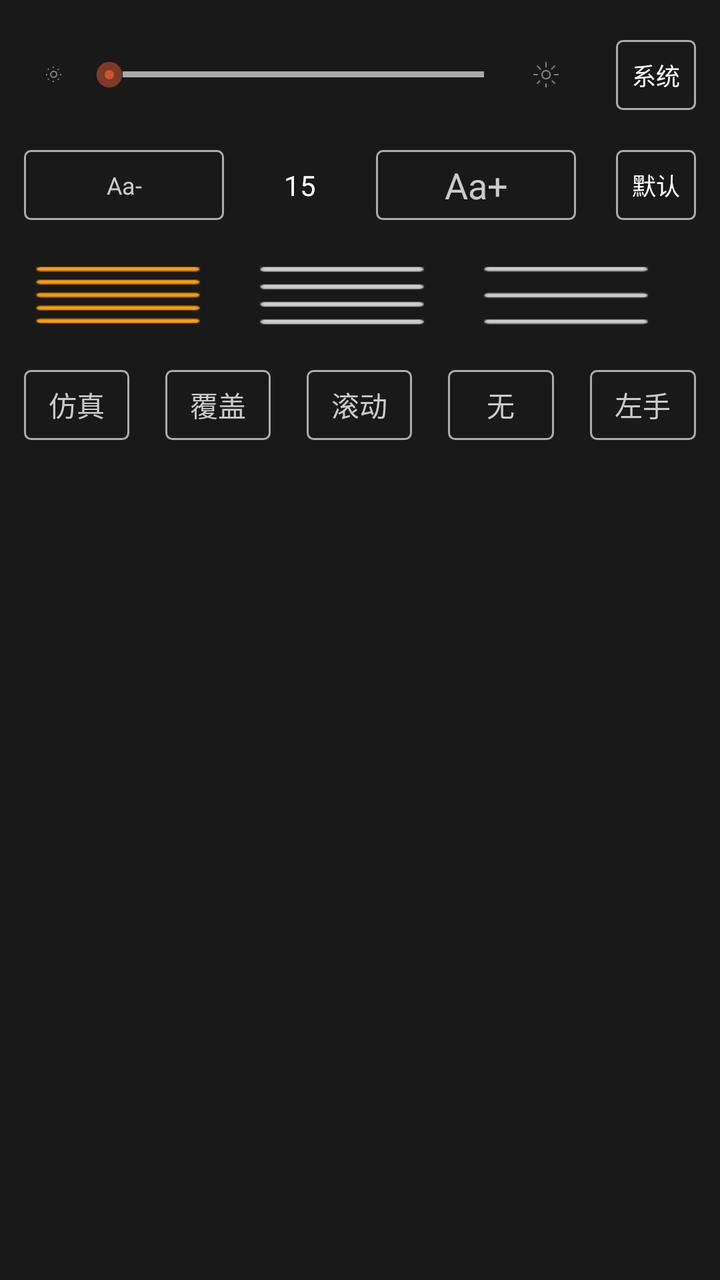
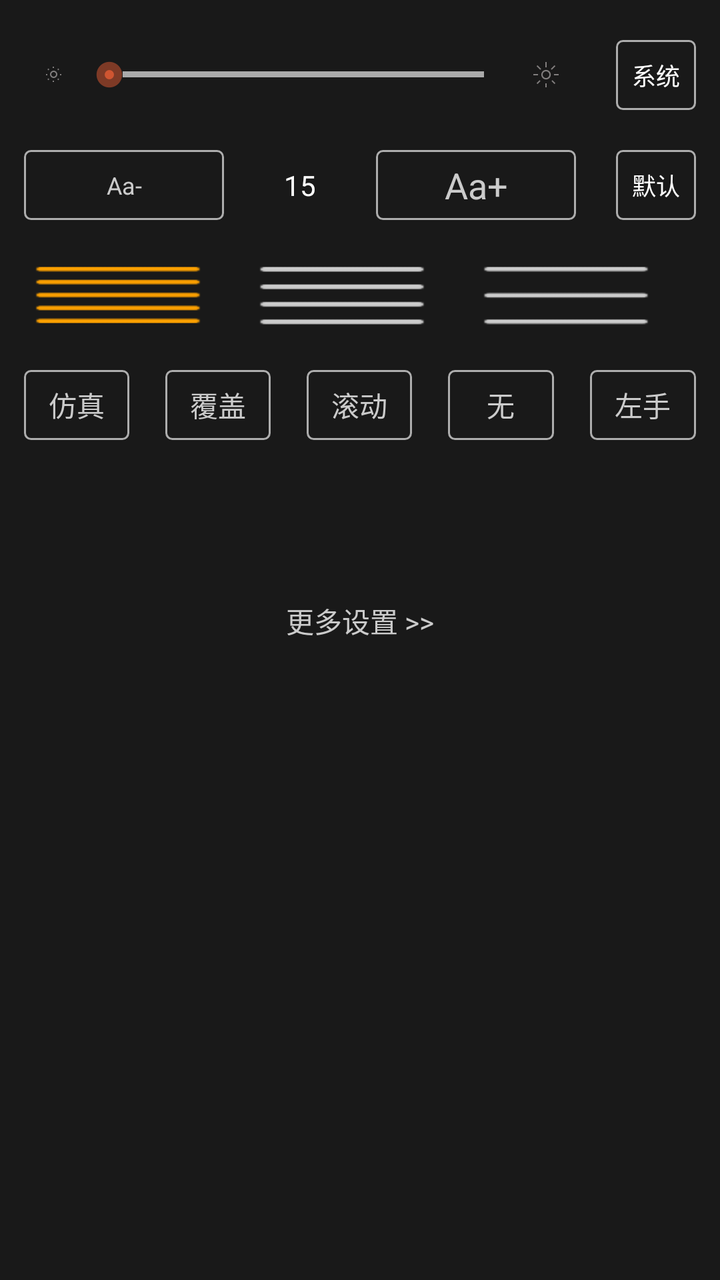

Two renders of the same Android screen: before a commit and after it. Below are the layout's source before the change and the commit's diff.
<!-- AndroidManifest.xml: application theme Theme.Design.NoActionBar -->
<!-- res/layout/dialog_read_setting.xml -->
<?xml version="1.0" encoding="utf-8"?>
<LinearLayout xmlns:android="http://schemas.android.com/apk/res/android"
    xmlns:app="http://schemas.android.com/apk/res-auto"
    xmlns:tools="http://schemas.android.com/tools"
    android:id="@+id/read_setting_ll_menu"
    android:layout_width="match_parent"
    android:layout_height="wrap_content"
    android:layout_alignParentBottom="true"
    android:background="@color/nb.read.menu.bg"
    android:clickable="true"
    android:orientation="vertical"
    android:paddingLeft="12dp"
    android:paddingRight="12dp">

    <LinearLayout
        android:layout_width="match_parent"
        android:layout_height="wrap_content"
        android:layout_marginTop="20dp"
        android:gravity="center_vertical"
        android:orientation="horizontal">

        <ImageView
            android:id="@+id/read_setting_iv_brightness_minus"
            android:layout_width="30dp"
            android:layout_height="30dp"
            android:scaleType="center"
            android:src="@drawable/ic_brightness_minus" />

        <SeekBar
            android:id="@+id/read_setting_sb_brightness"
            android:layout_width="0dp"
            android:layout_height="wrap_content"
            android:layout_weight="1"
            android:max="255"
            android:maxHeight="3dp"
            android:minHeight="3dp"
            android:progressDrawable="@drawable/seekbar_bg"
            android:thumb="@drawable/seekbar_thumb"
            android:thumbOffset="10dp" />

        <ImageView
            android:id="@+id/read_setting_iv_brightness_plus"
            android:layout_width="30dp"
            android:layout_height="30dp"
            android:layout_marginRight="20dp"
            android:scaleType="center"
            android:src="@drawable/ic_brightness_plus" />

        <CheckBox
            android:id="@+id/read_setting_cb_brightness_auto"
            android:layout_width="40dp"
            android:layout_height="35dp"
            android:background="@drawable/selector_btn_read_setting"
            android:button="@null"
            android:gravity="center"
            android:text="系统"
            android:textColor="@color/selector_btn_read_setting"
            android:textSize="12dp" />
    </LinearLayout>

    <LinearLayout
        android:layout_width="match_parent"
        android:layout_height="wrap_content"
        android:layout_marginTop="20dp"
        android:gravity="center_vertical"
        android:orientation="horizontal">

        <TextView
            android:id="@+id/read_setting_tv_font_minus"
            android:layout_width="100dp"
            android:layout_height="35dp"
            android:background="@drawable/shape_btn_read_setting_normal"
            android:gravity="center"
            android:text="Aa-"
            android:textColor="#CBCBCB"
            android:textSize="12dp" />

        <TextView
            android:id="@+id/read_setting_tv_font"
            android:layout_width="0dp"
            android:layout_height="wrap_content"
            android:layout_weight="1"
            android:gravity="center"
            android:text="15"
            android:textColor="@color/white"
            android:textSize="14dp" />

        <TextView
            android:id="@+id/read_setting_tv_font_plus"
            android:layout_width="100dp"
            android:layout_height="35dp"
            android:layout_marginRight="20dp"
            android:background="@drawable/shape_btn_read_setting_normal"
            android:gravity="center"
            android:padding="5dp"
            android:text="Aa+"
            android:textColor="#CBCBCB"
            android:textSize="18dp" />

        <CheckBox
            android:id="@+id/read_setting_cb_font_default"
            android:layout_width="40dp"
            android:layout_height="35dp"
            android:background="@drawable/selector_btn_read_setting"
            android:button="@null"
            android:gravity="center"
            android:text="默认"
            android:textColor="@color/selector_btn_read_setting"
            android:textSize="12dp" />
    </LinearLayout>

    <RadioGroup
        android:id="@+id/read_setting_line_spacing"
        android:layout_width="match_parent"
        android:layout_height="wrap_content"
        android:layout_marginTop="20dp"
        android:orientation="horizontal">

        <RadioButton
            android:id="@+id/reader_icon_line_spacing_small"
            android:layout_width="0dp"
            android:layout_height="35dp"
            android:layout_marginRight="18dp"
            android:checked="true"
            android:layout_weight="1"
            android:background="@drawable/reader_selector_line_spacing_small"
            android:button="@null"
            android:gravity="center"
            android:textColor="#CBCBCB" />

        <RadioButton
            android:id="@+id/reader_icon_line_spacing_middle"
            android:layout_width="0dp"
            android:layout_height="35dp"
            android:layout_marginRight="18dp"
            android:layout_weight="1"
            android:background="@drawable/reader_selector_line_spacing_middle"
            android:button="@null"
            android:gravity="center"
            android:textColor="#CBCBCB" />

        <RadioButton
            android:id="@+id/reader_icon_line_spacing_big"
            android:layout_width="0dp"
            android:layout_height="35dp"
            android:layout_marginRight="18dp"
            android:layout_weight="1"
            android:background="@drawable/reader_selector_line_spacing_big"
            android:button="@null"
            android:gravity="center"
            android:textColor="#CBCBCB" />


    </RadioGroup>

    <RadioGroup
        android:id="@+id/read_setting_rg_page_mode"
        android:layout_width="match_parent"
        android:layout_height="wrap_content"
        android:layout_marginTop="20dp"
        android:orientation="horizontal">

        <RadioButton
            android:id="@+id/read_setting_rb_simulation"
            android:layout_width="0dp"
            android:layout_height="35dp"
            android:layout_marginRight="18dp"
            android:layout_weight="1"
            android:background="@drawable/selector_btn_read_setting"
            android:button="@null"
            android:gravity="center"
            android:text="仿真"
            android:textColor="#CBCBCB"
            android:textSize="14dp" />

        <RadioButton
            android:id="@+id/read_setting_rb_cover"
            android:layout_width="0dp"

            android:layout_height="35dp"
            android:layout_marginRight="18dp"
            android:layout_weight="1"
            android:background="@drawable/selector_btn_read_setting"
            android:button="@null"
            android:gravity="center"
            android:text="覆盖"
            android:textColor="#CBCBCB"
            android:textSize="14dp" />

        <RadioButton
            android:id="@+id/read_setting_rb_slide"
            android:layout_width="0dp"
            android:layout_height="35dp"
            android:layout_marginRight="18dp"
            android:layout_weight="1"
            android:background="@drawable/selector_btn_read_setting"
            android:button="@null"
            android:gravity="center"
            android:text="滑动"
            android:textColor="#CBCBCB"
            android:textSize="14dp"
            android:visibility="gone" />

        <RadioButton
            android:id="@+id/read_setting_rb_scroll"
            android:layout_width="0dp"
            android:layout_height="35dp"
            android:layout_marginRight="18dp"
            android:layout_weight="1"
            android:background="@drawable/selector_btn_read_setting"
            android:button="@null"
            android:gravity="center"
            android:text="滚动"
            android:textColor="#CBCBCB"
            android:textSize="14dp" />

        <RadioButton
            android:id="@+id/read_setting_rb_none"
            android:layout_width="0dp"
            android:layout_height="35dp"
            android:layout_weight="1"
            android:background="@drawable/selector_btn_read_setting"
            android:button="@null"
            android:gravity="center"
            android:text="无"
            android:textColor="#CBCBCB"
            android:textSize="14dp" />

        <RadioButton
            android:id="@+id/read_setting_rb_left"
            android:layout_width="0dp"
            android:layout_height="35dp"
            android:layout_marginLeft="18dp"
            android:layout_weight="1"
            android:background="@drawable/selector_btn_read_setting"
            android:button="@null"
            android:gravity="center"
            android:text="左手"
            android:textColor="#CBCBCB"
            android:textSize="14dp" />

    </RadioGroup>

    <androidx.recyclerview.widget.RecyclerView
        android:id="@+id/read_setting_rv_bg"
        android:layout_width="match_parent"
        android:layout_height="40dp"
        android:layout_marginLeft="5dp"
        android:layout_marginTop="20dp"
        android:layout_marginRight="5dp"
        android:scrollbars="none" />

    <TextView
        android:id="@+id/read_setting_tv_more"
        android:layout_width="match_parent"
        android:layout_height="0dp"
        android:layout_marginTop="20dp"
        android:gravity="center_horizontal"
        android:text="更多设置 >>"
        android:textColor="#CBCBCB" />
</LinearLayout>
<!-- resources referenced by this layout -->
<resources>
  <color name="nb.read.menu.bg">#191919</color>
  <color name="white">#ffffffff</color>
  <!-- drawable ic_brightness_minus: png bitmap (drawable-xxhdpi, 1291 bytes) -->
  <!-- drawable ic_brightness_plus: png bitmap (drawable-xxhdpi, 1597 bytes) -->
  <!-- drawable reader_selector_line_spacing_big (drawable) -->
  <?xml version="1.0" encoding="utf-8"?>
  <selector xmlns:android="http://schemas.android.com/apk/res/android">
      <item android:drawable="@drawable/reader_icon_line_spacing_big_selected" android:state_pressed="true" />
      <item android:drawable="@drawable/reader_icon_line_spacing_big_selected" android:state_checked="true" />
      <item android:drawable="@drawable/reader_icon_line_spacing_big_default" />
  </selector>
  <!-- drawable reader_selector_line_spacing_middle (drawable) -->
  <?xml version="1.0" encoding="utf-8"?>
  <selector xmlns:android="http://schemas.android.com/apk/res/android">
  	<item android:state_pressed="true" android:drawable="@drawable/reader_icon_line_spacing_middle_selected" />
  	<item android:state_checked="true" android:drawable="@drawable/reader_icon_line_spacing_middle_selected" />
  	<item android:drawable="@drawable/reader_icon_line_spacing_middle_default" />
  </selector>
  <!-- drawable reader_selector_line_spacing_small (drawable) -->
  <?xml version="1.0" encoding="utf-8"?>
  <selector xmlns:android="http://schemas.android.com/apk/res/android">
      <item android:drawable="@drawable/reader_icon_line_spacing_small_selected" android:state_pressed="true" />
      <item android:drawable="@drawable/reader_icon_line_spacing_small_selected" android:state_checked="true" />
      <item android:drawable="@drawable/reader_icon_line_spacing_small_default" />
  </selector>
  <!-- drawable seekbar_bg (drawable) -->
  <?xml version="1.0" encoding="utf-8"?>
  <layer-list xmlns:android="http://schemas.android.com/apk/res/android">
  
      <item android:id="@android:id/background">
          <shape>
              <size android:height="1dp" />
  
              <gradient
                  android:endColor="@android:color/darker_gray"
                  android:startColor="@android:color/darker_gray" />
          </shape>
      </item>
      <item android:id="@android:id/progress">
          <clip>
              <shape>
                  <size android:height="3dp" />
  
                  <gradient
                      android:endColor="#DE6014"
                      android:startColor="#DE6014" />
              </shape>
          </clip>
      </item>
  
  </layer-list>
  <!-- drawable seekbar_thumb (drawable) -->
  <?xml version="1.0" encoding="utf-8"?>
  <selector xmlns:android="http://schemas.android.com/apk/res/android">
  
      <item android:drawable="@drawable/seekbar_thumb_selected" android:state_pressed="true"/>
      <item android:drawable="@drawable/seekbar_thumb_selected" android:state_focused="true"/>
      <item android:drawable="@drawable/seekbar_thumb_normal"></item>
  
  </selector>
  <!-- drawable selector_btn_read_setting (drawable) -->
  <?xml version="1.0" encoding="utf-8"?>
  <selector xmlns:android="http://schemas.android.com/apk/res/android">
  	<item android:state_pressed="true" android:drawable="@drawable/shape_btn_read_setting_checked" />
  	<item android:state_checked="true" android:drawable="@drawable/shape_btn_read_setting_checked" />
  	<item android:drawable="@drawable/shape_btn_read_setting_normal" />
  </selector>
  <!-- drawable shape_btn_read_setting_normal (drawable) -->
  <?xml version="1.0" encoding="utf-8"?>
  <shape xmlns:android="http://schemas.android.com/apk/res/android"
  	android:shape="rectangle">
  	<corners android:radius="3dp"/>
  	<stroke android:width="1dp"
  		android:color="#adadad"/>
  </shape>
  <!-- drawable shape_btn_read_setting_checked (drawable) -->
  <?xml version="1.0" encoding="utf-8"?>
  <shape xmlns:android="http://schemas.android.com/apk/res/android"
  	android:shape="rectangle">
  	<corners android:radius="3dp"/>
  	<solid android:color="@color/nb.read.menu.bg"/>
  	<stroke android:width="1dp"
  		android:color="#EC4A48"/>
  </shape>
  <!-- unchanged entries left out for length: 8 -->
</resources>

<!-- the commit's change to res/layout/dialog_read_setting.xml (unified diff, before → after) -->
@@ -253,9 +253,10 @@
     <TextView
         android:id="@+id/read_setting_tv_more"
         android:layout_width="match_parent"
-        android:layout_height="0dp"
+        android:layout_height="wrap_content"
         android:layout_marginTop="20dp"
         android:gravity="center_horizontal"
         android:text="更多设置 >>"
-        android:textColor="#CBCBCB" />
+        android:textColor="#CBCBCB"
+        />
 </LinearLayout>
